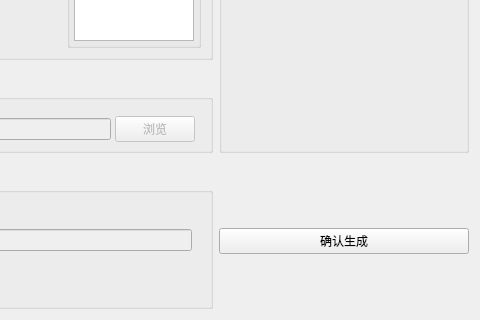
This is ui/qv2ray_multi_port.ui in cangyin/PQv2ray as Qt 5 draws it before an edit; both pictures show x 331 to 811 and y 228 to 548 of the 811 by 548 pixel window. The edited form follows.
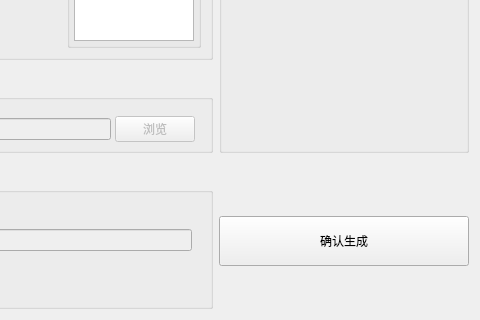
This is the edited form. Custom widgets are drawn as their Qt base class.

Commit message: refact: button min size in ui file

The edit to the form file:
```diff
--- a/ui/qv2ray_multi_port.ui
+++ b/ui/qv2ray_multi_port.ui
@@ -22,6 +22,12 @@
    </property>
    <item row="3" column="1">
     <widget class="QPushButton" name="btnCommit">
+     <property name="minimumSize">
+      <size>
+       <width>0</width>
+       <height>50</height>
+      </size>
+     </property>
      <property name="text">
       <string>确认生成</string>
      </property>
```
The commit also changes 5 other files.
